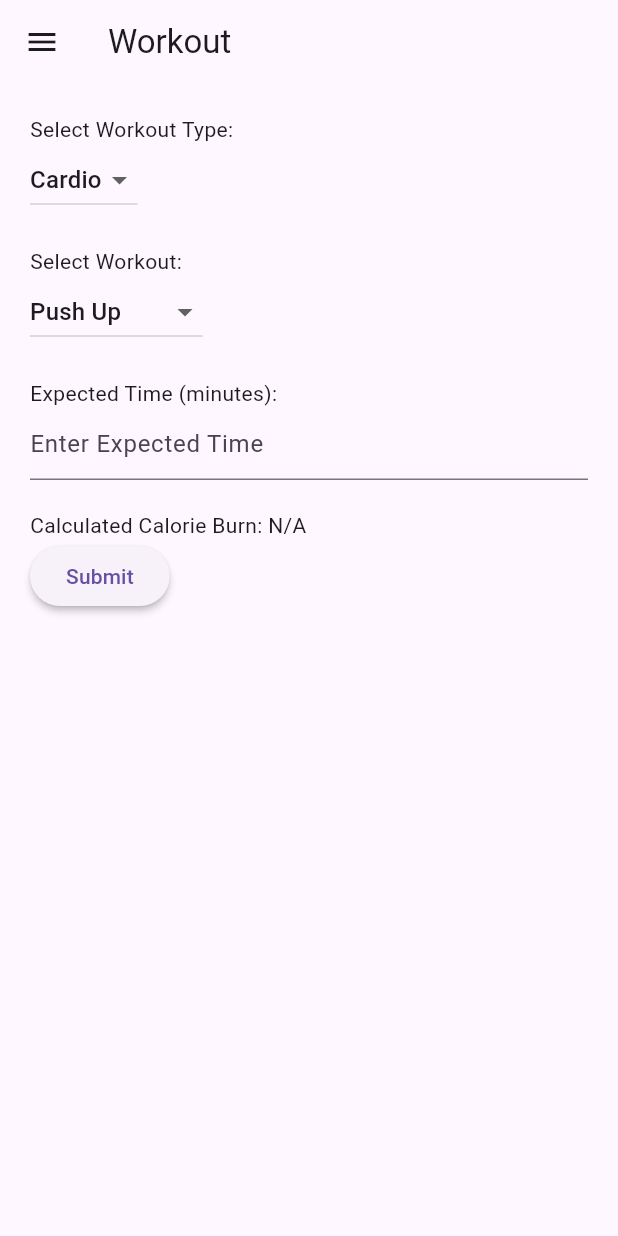
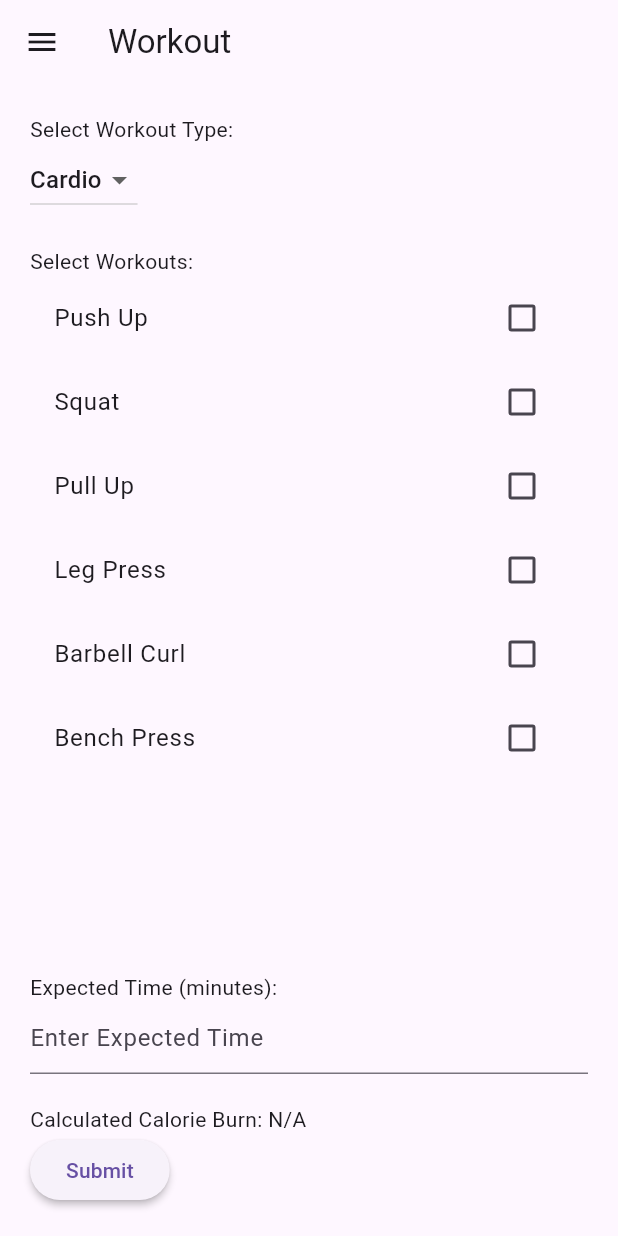
Before and after one commit to bananaNuggets75/personal-trainer-app, a Flutter app: the WorkoutPage screen opened by its route, on a phone screen of 412 x 824 dp. Run offline on Flutter 3.47's test engine with Material 3 defaults, Android fonts, the phone set to English and light mode, and no system bars.

Commit message:
change workout from dd to checklist

```diff
--- a/personalTrainerApp/personal_trainer_app/lib/workout_page.dart
+++ b/personalTrainerApp/personal_trainer_app/lib/workout_page.dart
@@ -6,7 +6,6 @@
 }
 
 class _WorkoutPageState extends State<WorkoutPage> {
-  String selectedWorkout = 'Push Up';
   String selectedWorkoutType = 'Cardio';
   double? expectedTime;
   double? calorieBurn;
@@ -19,6 +18,15 @@
     'Leg Press': 7.0,
     'Barbell Curl': 5.0,
     'Bench Press': 9.0,
+  };
+
+  Map<String, bool> selectedWorkouts = {
+    'Push Up': false,
+    'Squat': false,
+    'Pull Up': false,
+    'Leg Press': false,
+    'Barbell Curl': false,
+    'Bench Press': false,
   };
 
   @override
@@ -61,25 +69,22 @@
               },
             ),
             SizedBox(height: 20),
-            Text('Select Workout:'),
-            DropdownButton<String>(
-              value: selectedWorkout,
-              items: <String>[
-                'Push Up', 'Pull Up', 'Squat', 'Leg Press', 'Barbell Curl', 'Bench Press'
-              ].map<DropdownMenuItem<String>>((String value) {
-                return DropdownMenuItem<String>(
-                  value: value,
-                  child: Text(value),
-                );
-              }).toList(),
-              onChanged: (String? newValue) {
-                if (newValue != null) {
-                  setState(() {
-                    selectedWorkout = newValue;
-                    calculateCalorieBurn();
-                  });
-                }
-              },
+            Text('Select Workouts:'),
+            Expanded(
+              child: ListView(
+                children: selectedWorkouts.keys.map((String key) {
+                  return CheckboxListTile(
+                    title: Text(key),
+                    value: selectedWorkouts[key],
+                    onChanged: (bool? value) {
+                      setState(() {
+                        selectedWorkouts[key] = value ?? false;
+                        calculateCalorieBurn();
+                      });
+                    },
+                  );
+                }).toList(),
+              ),
             ),
             SizedBox(height: 20),
             Text('Expected Time (minutes):'),
@@ -116,9 +121,15 @@
   }
 
   void calculateCalorieBurn() {
-    if (expectedTime != null && calorieBurnRates.containsKey(selectedWorkout)) {
+    if (expectedTime != null) {
+      double totalCalories = 0.0;
+      selectedWorkouts.forEach((workout, isSelected) {
+        if (isSelected) {
+          totalCalories += (calorieBurnRates[workout] ?? 0) * expectedTime!;
+        }
+      });
       setState(() {
-        calorieBurn = expectedTime! * calorieBurnRates[selectedWorkout]!;
+        calorieBurn = totalCalories;
       });
     }
   }
```
